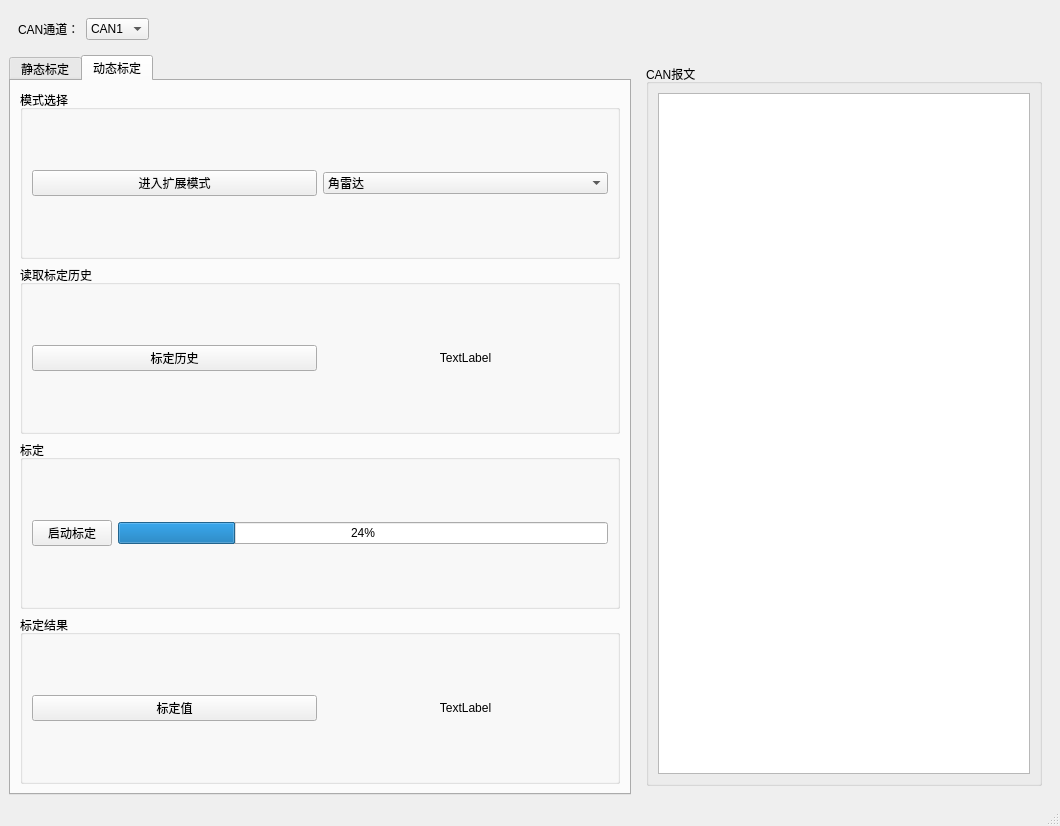
This is calibrationWindow.ui in tzhuhua/EOL_Dev as Qt 5 draws it before an edit. The edited form follows.
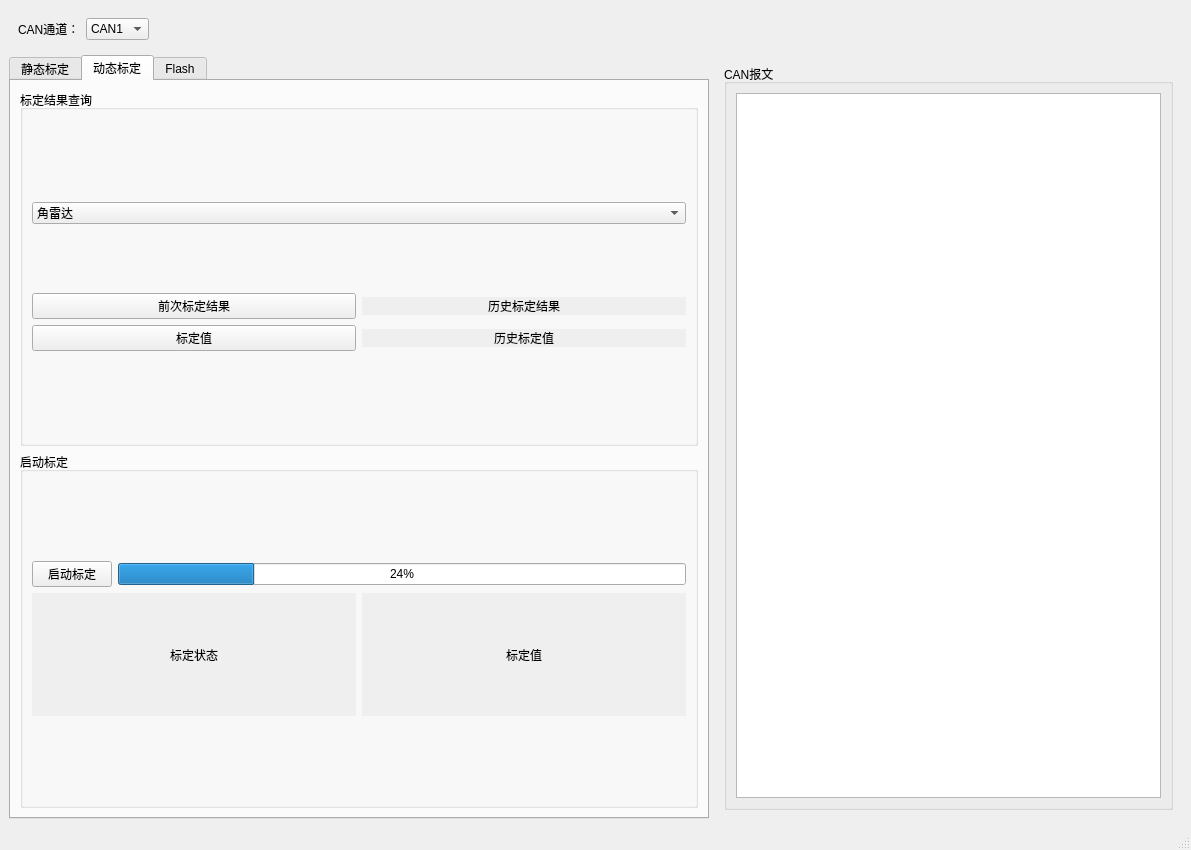
This is the edited form. The open tabs and pages were chosen to show the change.

Commit message: 每次都读取CAN上的2000个字节

What changed in the file:
```diff
--- a/calibrationWindow.ui
+++ b/calibrationWindow.ui
@@ -6,8 +6,8 @@
    <rect>
     <x>0</x>
     <y>0</y>
-    <width>1060</width>
-    <height>826</height>
+    <width>1191</width>
+    <height>850</height>
    </rect>
   </property>
   <property name="minimumSize">
@@ -66,7 +66,7 @@
      </widget>
     </item>
     <item>
-     <layout class="QHBoxLayout" name="horizontalLayout_8" stretch="3,2">
+     <layout class="QHBoxLayout" name="horizontalLayout_8" stretch="6,4">
       <item>
        <widget class="QTabWidget" name="tabWidget">
         <property name="currentIndex">
@@ -201,58 +201,90 @@
          <attribute name="title">
           <string>动态标定</string>
          </attribute>
-         <layout class="QGridLayout" name="gridLayout_9">
-          <item row="0" column="0">
            <layout class="QGridLayout" name="gridLayout_6">
-            <item row="3" column="0">
-             <widget class="QGroupBox" name="groupBox_4">
-              <property name="title">
-               <string>标定结果</string>
-              </property>
-              <layout class="QGridLayout" name="gridLayout_14">
                <item row="0" column="0">
+           <widget class="QGroupBox" name="groupBox_history">
+            <property name="title">
+             <string>标定结果查询</string>
+            </property>
+            <layout class="QVBoxLayout" name="verticalLayout_6">
+             <item>
+              <layout class="QVBoxLayout" name="verticalLayout_5">
+               <item>
+                <spacer name="verticalSpacer_3">
+                 <property name="orientation">
+                  <enum>Qt::Vertical</enum>
+                 </property>
+                 <property name="sizeType">
+                  <enum>QSizePolicy::Preferred</enum>
+                 </property>
+                 <property name="sizeHint" stdset="0">
+                  <size>
+                   <width>20</width>
+                   <height>20</height>
+                  </size>
+                 </property>
+                </spacer>
+               </item>
+               <item>
+                <widget class="QComboBox" name="comboBox_radar_type">
+                 <item>
+                  <property name="text">
+                   <string>角雷达</string>
+                  </property>
+                 </item>
+                 <item>
+                  <property name="text">
+                   <string>前向雷达</string>
+                  </property>
+                 </item>
+                </widget>
+               </item>
+               <item>
+                <layout class="QVBoxLayout" name="verticalLayout_4">
+                 <item>
                 <layout class="QHBoxLayout" name="horizontalLayout_7">
                  <item>
-                  <widget class="QPushButton" name="pushButton_biaoding_value">
-                   <property name="text">
-                    <string>标定值</string>
-                   </property>
-                  </widget>
-                 </item>
-                 <item>
-                  <widget class="QLabel" name="label_biaoding_value">
-                   <property name="text">
-                    <string>TextLabel</string>
-                   </property>
-                   <property name="alignment">
-                    <set>Qt::AlignCenter</set>
-                   </property>
-                  </widget>
-                 </item>
-                </layout>
-               </item>
-              </layout>
-             </widget>
-            </item>
-            <item row="1" column="0">
-             <widget class="QGroupBox" name="groupBox_2">
-              <property name="title">
-               <string>读取标定历史</string>
-              </property>
-              <layout class="QGridLayout" name="gridLayout_12">
-               <item row="0" column="0">
-                <layout class="QHBoxLayout" name="horizontalLayout_5">
-                 <item>
                   <widget class="QPushButton" name="pushButton_biaoding_history">
                    <property name="text">
-                    <string>标定历史</string>
+                      <string>前次标定结果</string>
                    </property>
                   </widget>
                  </item>
                  <item>
                   <widget class="QLabel" name="label_history">
+                     <property name="enabled">
+                      <bool>true</bool>
+                     </property>
+                     <property name="sizePolicy">
+                      <sizepolicy hsizetype="Preferred" vsizetype="Fixed">
+                       <horstretch>0</horstretch>
+                       <verstretch>0</verstretch>
+                      </sizepolicy>
+                     </property>
+                     <property name="sizeIncrement">
+                      <size>
+                       <width>0</width>
+                       <height>0</height>
+                      </size>
+                     </property>
+                     <property name="autoFillBackground">
+                      <bool>true</bool>
+                     </property>
+                     <property name="frameShape">
+                      <enum>QFrame::Panel</enum>
+                     </property>
+                     <property name="frameShadow">
+                      <enum>QFrame::Plain</enum>
+                     </property>
+                     <property name="lineWidth">
+                      <number>0</number>
+                     </property>
+                     <property name="midLineWidth">
+                      <number>0</number>
+                     </property>
                    <property name="text">
-                    <string>TextLabel</string>
+                      <string>历史标定结果</string>
                    </property>
                    <property name="alignment">
                     <set>Qt::AlignCenter</set>
@@ -261,16 +293,88 @@
                  </item>
                 </layout>
                </item>
-              </layout>
-             </widget>
-            </item>
-            <item row="2" column="0">
-             <widget class="QGroupBox" name="groupBox_3">
+                 <item>
+                  <layout class="QHBoxLayout" name="horizontalLayout_5">
+                   <item>
+                    <widget class="QPushButton" name="pushButton_read_biaoding_value">
+                     <property name="text">
+                      <string>标定值</string>
+                     </property>
+                    </widget>
+                   </item>
+                   <item>
+                    <widget class="QLabel" name="label_current_value">
+                     <property name="sizePolicy">
+                      <sizepolicy hsizetype="Preferred" vsizetype="Fixed">
+                       <horstretch>0</horstretch>
+                       <verstretch>0</verstretch>
+                      </sizepolicy>
+                     </property>
+                     <property name="autoFillBackground">
+                      <bool>true</bool>
+                     </property>
+                     <property name="frameShape">
+                      <enum>QFrame::Panel</enum>
+                     </property>
+                     <property name="lineWidth">
+                      <number>0</number>
+                     </property>
+                     <property name="text">
+                      <string>历史标定值</string>
+                     </property>
+                     <property name="alignment">
+                      <set>Qt::AlignCenter</set>
+                     </property>
+                    </widget>
+                   </item>
+                  </layout>
+                 </item>
+                </layout>
+               </item>
+               <item>
+                <spacer name="verticalSpacer_4">
+                 <property name="orientation">
+                  <enum>Qt::Vertical</enum>
+                 </property>
+                 <property name="sizeType">
+                  <enum>QSizePolicy::Preferred</enum>
+                 </property>
+                 <property name="sizeHint" stdset="0">
+                  <size>
+                   <width>20</width>
+                   <height>20</height>
+                  </size>
+                 </property>
+                </spacer>
+               </item>
+              </layout>
+             </item>
+            </layout>
+           </widget>
+          </item>
+          <item row="1" column="0">
+           <widget class="QGroupBox" name="groupBox_biaoding">
               <property name="title">
-               <string>标定</string>
-              </property>
-              <layout class="QGridLayout" name="gridLayout_13">
-               <item row="0" column="0">
+             <string>启动标定</string>
+            </property>
+            <layout class="QVBoxLayout" name="verticalLayout_3">
+             <item>
+              <spacer name="verticalSpacer">
+               <property name="orientation">
+                <enum>Qt::Vertical</enum>
+               </property>
+               <property name="sizeType">
+                <enum>QSizePolicy::Preferred</enum>
+               </property>
+               <property name="sizeHint" stdset="0">
+                <size>
+                 <width>20</width>
+                 <height>80</height>
+                </size>
+               </property>
+              </spacer>
+             </item>
+             <item>
                 <layout class="QHBoxLayout" name="horizontalLayout_6">
                  <item>
                   <widget class="QPushButton" name="pushButton_start_biaoding">
@@ -288,35 +392,162 @@
                  </item>
                 </layout>
                </item>
+             <item>
+              <layout class="QHBoxLayout" name="horizontalLayout_9">
+               <item>
+                <widget class="QLabel" name="label_biaoding_info">
+                 <property name="autoFillBackground">
+                  <bool>true</bool>
+                 </property>
+                 <property name="frameShape">
+                  <enum>QFrame::Panel</enum>
+                 </property>
+                 <property name="lineWidth">
+                  <number>0</number>
+                 </property>
+                 <property name="text">
+                  <string>标定状态</string>
+                 </property>
+                 <property name="alignment">
+                  <set>Qt::AlignCenter</set>
+                 </property>
+                </widget>
+               </item>
+               <item>
+                <widget class="QLabel" name="label_biaoding_value">
+                 <property name="autoFillBackground">
+                  <bool>true</bool>
+                 </property>
+                 <property name="frameShape">
+                  <enum>QFrame::Panel</enum>
+                 </property>
+                 <property name="lineWidth">
+                  <number>0</number>
+                 </property>
+                 <property name="text">
+                  <string>标定值</string>
+                 </property>
+                 <property name="alignment">
+                  <set>Qt::AlignCenter</set>
+                 </property>
+                </widget>
+               </item>
               </layout>
-             </widget>
-            </item>
+             </item>
+             <item>
+              <spacer name="verticalSpacer_2">
+               <property name="orientation">
+                <enum>Qt::Vertical</enum>
+               </property>
+               <property name="sizeType">
+                <enum>QSizePolicy::Preferred</enum>
+               </property>
+               <property name="sizeHint" stdset="0">
+                <size>
+                 <width>20</width>
+                 <height>80</height>
+                </size>
+               </property>
+              </spacer>
+             </item>
+            </layout>
+           </widget>
+          </item>
+         </layout>
+        </widget>
+        <widget class="QWidget" name="tab_3">
+         <attribute name="title">
+          <string>Flash</string>
+         </attribute>
+         <layout class="QGridLayout" name="gridLayout_8">
             <item row="0" column="0">
-             <widget class="QGroupBox" name="groupBox_6">
+           <layout class="QVBoxLayout" name="verticalLayout_7">
+            <item>
+             <widget class="QGroupBox" name="groupBox_2">
               <property name="title">
-               <string>模式选择</string>
+               <string>读取Flash</string>
               </property>
-              <layout class="QGridLayout" name="gridLayout_11">
-               <item row="0" column="1">
-                <widget class="QComboBox" name="comboBox_radar_type">
+              <layout class="QGridLayout" name="gridLayout_9">
+               <item row="0" column="0">
+                <layout class="QHBoxLayout" name="horizontalLayout_10" stretch="1,2">
                  <item>
+                  <widget class="QPushButton" name="pushButton_flash">
                   <property name="text">
-                   <string>角雷达</string>
-                  </property>
+                    <string>读取Flash</string>
+                   </property>
+                  </widget>
                  </item>
                  <item>
+                  <widget class="QLabel" name="label_read_state">
+                   <property name="sizePolicy">
+                    <sizepolicy hsizetype="Preferred" vsizetype="Fixed">
+                     <horstretch>0</horstretch>
+                     <verstretch>0</verstretch>
+                    </sizepolicy>
+                   </property>
+                   <property name="autoFillBackground">
+                    <bool>true</bool>
+                   </property>
+                   <property name="frameShape">
+                    <enum>QFrame::Panel</enum>
+                   </property>
+                   <property name="lineWidth">
+                    <number>0</number>
+                   </property>
                   <property name="text">
-                   <string>前向雷达</string>
-                  </property>
+                    <string>读取状态</string>
+                   </property>
+                   <property name="alignment">
+                    <set>Qt::AlignCenter</set>
+                   </property>
+                  </widget>
                  </item>
-                </widget>
-               </item>
+                </layout>
+               </item>
+              </layout>
+             </widget>
+            </item>
+            <item>
+             <widget class="QGroupBox" name="groupBox_3">
+              <property name="title">
+               <string>清除Flash</string>
+              </property>
+              <layout class="QGridLayout" name="gridLayout_10">
                <item row="0" column="0">
-                <widget class="QPushButton" name="pushButton_kuozhan">
+                <layout class="QHBoxLayout" name="horizontalLayout_12" stretch="1,2">
+                 <item>
+                  <widget class="QPushButton" name="pushButton_delete">
                  <property name="text">
-                  <string>进入扩展模式</string>
-                 </property>
-                </widget>
+                    <string>擦除Flash</string>
+                   </property>
+                  </widget>
+                 </item>
+                 <item>
+                  <widget class="QLabel" name="label_delete_state">
+                   <property name="sizePolicy">
+                    <sizepolicy hsizetype="Preferred" vsizetype="Fixed">
+                     <horstretch>0</horstretch>
+                     <verstretch>0</verstretch>
+                    </sizepolicy>
+                   </property>
+                   <property name="autoFillBackground">
+                    <bool>true</bool>
+                   </property>
+                   <property name="frameShape">
+                    <enum>QFrame::Panel</enum>
+                   </property>
+                   <property name="lineWidth">
+                    <number>0</number>
+                   </property>
+                   <property name="text">
+                    <string>擦除状态</string>
+                   </property>
+                   <property name="alignment">
+                    <set>Qt::AlignCenter</set>
+                   </property>
+                  </widget>
+                 </item>
+                </layout>
                </item>
               </layout>
              </widget>
@@ -368,7 +599,7 @@
     <rect>
      <x>0</x>
      <y>0</y>
-     <width>1060</width>
+     <width>1191</width>
      <height>23</height>
     </rect>
    </property>
```
Lines whose indentation alone changed are shown as unchanged. The commit also changes 2 other files.
